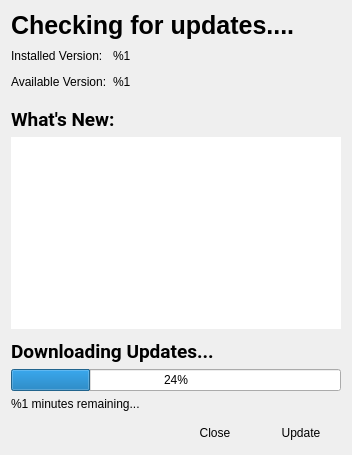
Qt form src/updaterwindow.ui (nuttyartist/notes) before a commit.
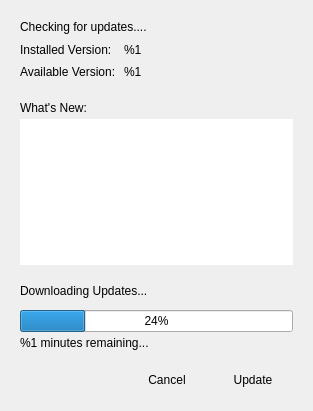
The same form after that commit.

Diff of the .ui file:
```diff
--- a/src/updaterwindow.ui
+++ b/src/updaterwindow.ui
@@ -6,14 +6,29 @@
    <rect>
     <x>0</x>
     <y>0</y>
-    <width>352</width>
-    <height>455</height>
+    <width>313</width>
+    <height>411</height>
    </rect>
   </property>
   <property name="windowTitle">
    <string/>
   </property>
   <layout class="QVBoxLayout" name="verticalLayout">
+   <property name="spacing">
+    <number>0</number>
+   </property>
+   <property name="leftMargin">
+    <number>20</number>
+   </property>
+   <property name="topMargin">
+    <number>20</number>
+   </property>
+   <property name="rightMargin">
+    <number>20</number>
+   </property>
+   <property name="bottomMargin">
+    <number>20</number>
+   </property>
    <item>
     <widget class="QWidget" name="headerWidget" native="true">
      <layout class="QHBoxLayout" name="horizontalLayout_2">
@@ -49,17 +64,6 @@
          </property>
          <item>
           <widget class="QLabel" name="title">
-           <property name="font">
-            <font>
-             <pointsize>-1</pointsize>
-             <weight>75</weight>
-             <bold>true</bold>
-            </font>
-           </property>
-           <property name="styleSheet">
-            <string notr="true">font-size: 25px;
-font-weight: bold;</string>
-           </property>
            <property name="text">
             <string>Checking for updates....</string>
            </property>
@@ -83,6 +87,12 @@
             <property name="bottomMargin">
              <number>0</number>
             </property>
+            <property name="horizontalSpacing">
+             <number>8</number>
+            </property>
+            <property name="verticalSpacing">
+             <number>2</number>
+            </property>
             <item row="0" column="1">
              <widget class="QLabel" name="installedVersion">
               <property name="styleSheet">
@@ -169,7 +179,7 @@
      <property name="sizeHint" stdset="0">
       <size>
        <width>20</width>
-       <height>10</height>
+       <height>19</height>
       </size>
      </property>
     </spacer>
@@ -177,6 +187,9 @@
    <item>
     <widget class="QWidget" name="changesWidget" native="true">
      <layout class="QVBoxLayout" name="verticalLayout_2">
+      <property name="spacing">
+       <number>4</number>
+      </property>
       <property name="leftMargin">
        <number>0</number>
       </property>
@@ -190,19 +203,7 @@
        <number>0</number>
       </property>
       <item>
-       <widget class="QLabel" name="changeslabel">
-        <property name="font">
-         <font>
-          <family>Roboto</family>
-          <pointsize>14</pointsize>
-          <weight>75</weight>
-          <italic>false</italic>
-          <bold>true</bold>
-         </font>
-        </property>
-        <property name="styleSheet">
-         <string notr="true">font-weight: bold;</string>
-        </property>
+       <widget class="QLabel" name="whatsNewLabel">
         <property name="text">
          <string>What's New:</string>
         </property>
@@ -248,7 +249,7 @@
      <property name="sizeHint" stdset="0">
       <size>
        <width>20</width>
-       <height>5</height>
+       <height>19</height>
       </size>
      </property>
     </spacer>
@@ -256,6 +257,9 @@
    <item>
     <widget class="QWidget" name="progressControls" native="true">
      <layout class="QVBoxLayout" name="verticalLayout_3">
+      <property name="spacing">
+       <number>4</number>
+      </property>
       <property name="leftMargin">
        <number>0</number>
       </property>
@@ -272,21 +276,31 @@
        <widget class="QLabel" name="downloadLabel">
         <property name="font">
          <font>
-          <family>Roboto</family>
-          <pointsize>14</pointsize>
-          <weight>75</weight>
-          <italic>false</italic>
-          <bold>true</bold>
+          <weight>50</weight>
+          <bold>false</bold>
          </font>
         </property>
-        <property name="styleSheet">
-         <string notr="true">font-weight: bold;</string>
-        </property>
         <property name="text">
          <string>Downloading Updates...</string>
         </property>
        </widget>
       </item>
+      <item>
+       <spacer name="verticalSpacer_4">
+        <property name="orientation">
+         <enum>Qt::Vertical</enum>
+        </property>
+        <property name="sizeType">
+         <enum>QSizePolicy::MinimumExpanding</enum>
+        </property>
+        <property name="sizeHint" stdset="0">
+         <size>
+          <width>20</width>
+          <height>8</height>
+         </size>
+        </property>
+       </spacer>
+      </item>
       <item>
        <widget class="QProgressBar" name="progressBar">
         <property name="value">
@@ -318,7 +332,7 @@
      <property name="sizeHint" stdset="0">
       <size>
        <width>20</width>
-       <height>5</height>
+       <height>19</height>
       </size>
      </property>
     </spacer>
@@ -357,7 +371,7 @@
          <cursorShape>ArrowCursor</cursorShape>
         </property>
         <property name="text">
-         <string>Close</string>
+         <string>Cancel</string>
         </property>
         <property name="flat">
          <bool>true</bool>
```
